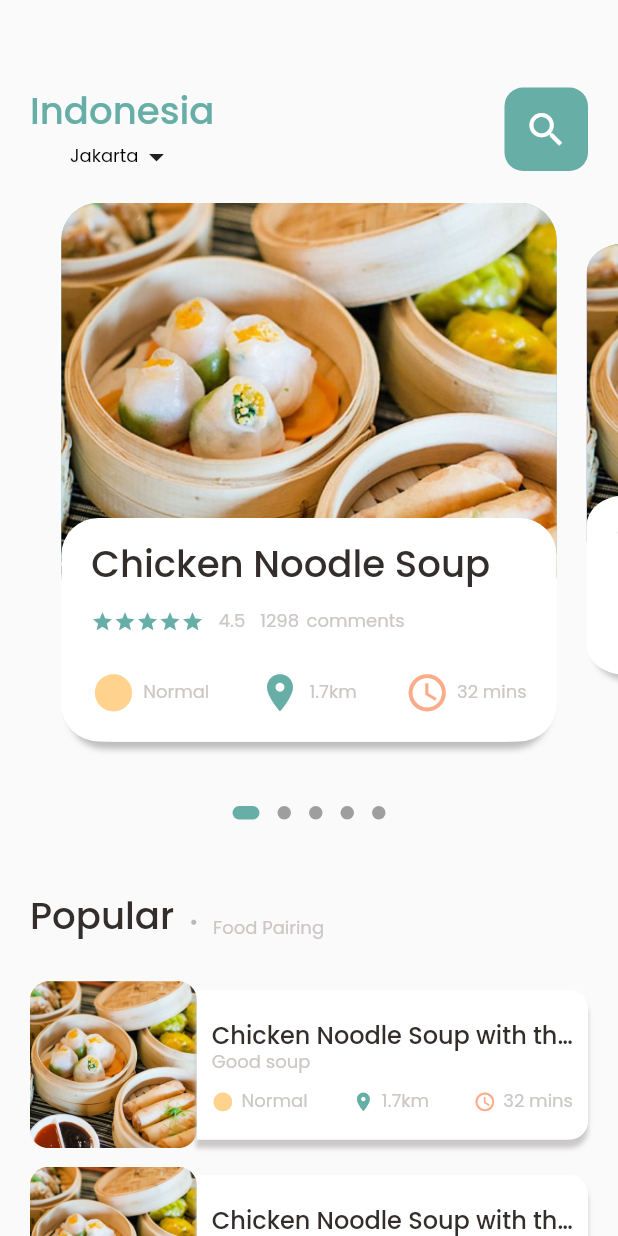
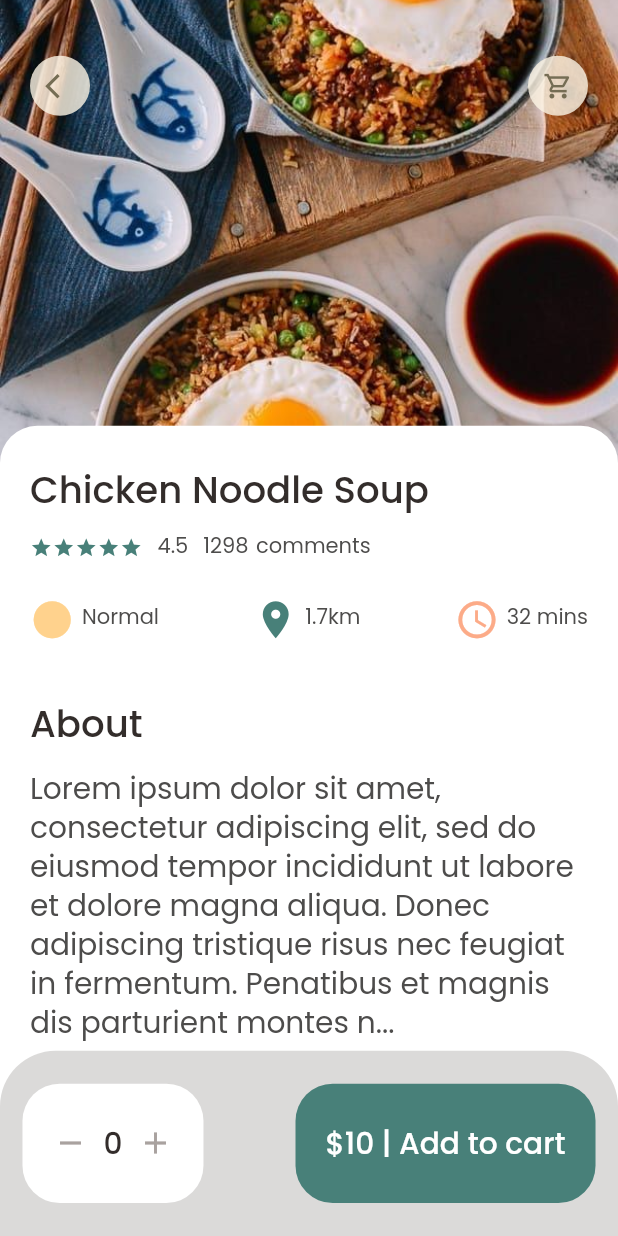
Before and after one commit to nadialvy/delivery-food-app-flutter, a Flutter app: the screen it shows after launch, on a phone screen of 412 x 824 dp. Run offline on Flutter 3.47's test engine with Material 2 defaults, Android fonts, the phone set to English and light mode, and no system bars; drawn by our look-alikes of dots_indicator; our stand-ins replace get.

Commit message:
Detail page on popular food
- pict (hero)
- container section about the food
- button to add to cart
- icon above the ppict (hero)

```diff
--- a/lib/main.dart
+++ b/lib/main.dart
@@ -1,5 +1,7 @@
 import 'package:flutter/material.dart';
-import 'package:food_delivery_app/home%20page/main_food_page.dart';
+import 'package:food_delivery_app/pages/food/popular_food_detail.dart';
+import 'package:food_delivery_app/pages/home%20page/food_page_body.dart';
+import 'package:food_delivery_app/pages/home%20page/main_food_page.dart';
 import 'package:get/get_navigation/src/root/get_material_app.dart';
 
 void main() {
@@ -17,7 +19,7 @@ class MyApp extends StatelessWidget {
       theme: ThemeData(
         primarySwatch: Colors.blue,
       ),
-      home: const MainFoodPage(),
+      home: const PopularFoodDetail(),
     );
   }
 }
--- /dev/null
+++ b/lib/pages/food/popular_food_detail.dart
@@ -0,0 +1,134 @@
+import 'package:flutter/cupertino.dart';
+import 'package:flutter/material.dart';
+import 'package:food_delivery_app/utils/colors.dart';
+import 'package:food_delivery_app/utils/dimension.dart';
+import 'package:food_delivery_app/widgets/app_column.dart';
+import 'package:food_delivery_app/widgets/app_icon.dart';
+import 'package:food_delivery_app/widgets/big_text.dart';
+import 'package:food_delivery_app/widgets/expandable_text_widget.dart';
+import 'package:food_delivery_app/widgets/icon_and_text_widget.dart';
+import 'package:food_delivery_app/widgets/small_text.dart';
+
+class PopularFoodDetail extends StatelessWidget{
+  const PopularFoodDetail({Key? key}) : super(key: key);
+
+  @override
+  Widget build(BuildContext context) {
+    return Scaffold(
+      backgroundColor: Colors.white,
+      body: Stack(
+        children: [
+          Positioned( //img
+            left: 0,
+            right: 0,
+            child: Container(
+              width: double.maxFinite, //take available width
+              height: Dimensions.popFoodImg250,
+              decoration: BoxDecoration(
+                image: DecorationImage(
+                  fit: BoxFit.cover,
+                  image: AssetImage(
+                    "image/food03.jpg"
+                  ),
+                )
+              ),
+            )
+          ),
+          Positioned( //icon widget
+            top: Dimensions.height30,
+            left: Dimensions.width20,
+            right: Dimensions.width20,
+            child: Row(
+              mainAxisAlignment: MainAxisAlignment.spaceBetween,
+              children: [
+                AppIcon(icon: Icons.arrow_back_ios),
+                AppIcon(icon: Icons.shopping_cart_outlined,)
+              ],
+            )
+          ),
+          Positioned( //about
+            right: 0,
+            left: 0,
+            bottom: 0,
+            top: Dimensions.popFoodImg250 - Dimensions.height20,
+            child: Container(
+              padding: EdgeInsets.only(left: Dimensions.width20, right: Dimensions.width20, top: Dimensions.height20),
+              decoration: BoxDecoration(
+                borderRadius: BorderRadius.only(
+                  topLeft: Radius.circular(Dimensions.radius20),
+                  topRight: Radius.circular(Dimensions.radius20)
+                ),
+                color: Colors.white,
+              ),
+              child: Column(
+                crossAxisAlignment: CrossAxisAlignment.start,
+                children: [
+                  AppColumn(text: 'Chicken Noodle Soup'),
+                  SizedBox(height: Dimensions.height30),
+
+                  //about
+                  BigText(paramText: 'About',),
+
+                  SizedBox(height: Dimensions.height10),
+                  // expandable text widget
+                  Expanded(
+                    child: SingleChildScrollView(
+                      child: ExpandableTextWidget(
+                        text: 'Lorem ipsum dolor sit amet, consectetur adipiscing elit, sed do eiusmod tempor incididunt ut labore et dolore magna aliqua. Donec adipiscing tristique risus nec feugiat in fermentum. Penatibus et magnis dis parturient montes nascetur ridiculus mus. Malesuada fames ac turpis egestas integer. In ante metus dictum at tempor commodo ullamcorper a. Congue quisque egestas diam in. Ultricies mi quis hendrerit dolor magna eget est lorem ipsum. Sit amet nisl purus in mollis nunc sed. Feugiat pretium nibh ipsum consequat. Integer vitae justo eget magna fermentum iaculis eu. Massa sed elementum tempus egestas sed sed risus. Ipsum nunc aliquet bibendum enim facilisis. Turpis massa sed elementum tempus. Ac turpis egestas sed tempus urna et pharetra pharetra massa. Sed faucibus turpis in eu mi. Risus at ultrices mi tempus imperdiet nulla malesuada. Vulputate sapien nec sagittis aliquam. Auctor neque vitae tempus quam pellentesque nec nam. Convallis posuere morbi leo urna molestie at elementum eu facilisis. Vel turpis nunc eget lorem. Pellentesque habitant morbi tristique senectus et. Amet massa vitae tortor condimentum lacinia quis. Duis at tellus at urna condimentum. Enim tortor at auctor urna nunc id cursus metus aliquam. Faucibus vitae aliquet nec ullamcorper sit amet risus nullam eget.'
+                      )
+                    )
+                  )
+                ],
+              )
+            )
+          ),
+        ],
+      ),
+      bottomNavigationBar: Container(
+        height: Dimensions.bottomHeightBar,
+        padding: EdgeInsets.only(top: Dimensions.height15, bottom: Dimensions.height15, left: Dimensions.width15, right: Dimensions.width15),
+        decoration: BoxDecoration(
+          borderRadius: BorderRadius.only(
+            topLeft: Radius.circular(Dimensions.radius30),
+            topRight: Radius.circular(Dimensions.radius30)
+          ),
+          color: Color.fromARGB(255, 219, 218, 217)
+        ),
+        child: Row(
+          mainAxisAlignment: MainAxisAlignment.spaceBetween,
+          children: [
+            Container(
+              padding: EdgeInsets.only(top: Dimensions.height20, bottom: Dimensions.height20, left: Dimensions.width20, right: Dimensions.width20),
+              decoration: BoxDecoration(
+                borderRadius: BorderRadius.circular(Dimensions.radius20),
+                color: Colors.white
+              ),
+              child: Row(
+                mainAxisAlignment: MainAxisAlignment.spaceBetween,
+                children: [
+                  Icon(Icons.remove, color: AppColors.signColor,),
+                  SizedBox(width: Dimensions.width10),
+                  BigText(paramText: '0', paramSize: Dimensions.font16,),
+                  SizedBox(width: Dimensions.width10),
+                  Icon(Icons.add, color: AppColors.signColor,)
+                ],
+              ),
+            ),
+            Container(
+              padding: EdgeInsets.only(top: Dimensions.height20, bottom: Dimensions.height20, left: Dimensions.width20, right: Dimensions.width20),
+              decoration: BoxDecoration(
+                color: AppColors.mainColor,
+                borderRadius: BorderRadius.circular(Dimensions.radius20)
+              ),
+              child: BigText(
+                paramText: '\$10 | Add to cart',
+                paramColor: Colors.white,
+                paramSize: Dimensions.font16,
+              ),
+            ),
+          ],
+        ),
+      ),
+    );
+  }
+}
--- a/lib/home page/food_page_body.dart
+++ b/lib/pages/home page/food_page_body.dart
@@ -3,6 +3,7 @@ import 'package:flutter/cupertino.dart';
 import 'package:flutter/material.dart';
 import 'package:food_delivery_app/utils/colors.dart';
 import 'package:food_delivery_app/utils/dimension.dart';
+import 'package:food_delivery_app/widgets/app_column.dart';
 import 'package:food_delivery_app/widgets/big_text.dart';
 import 'package:food_delivery_app/widgets/icon_and_text_widget.dart';
 import 'package:food_delivery_app/widgets/small_text.dart';
@@ -250,47 +251,7 @@ class _FoodPageBodyState extends State<FoodPageBody> {
                 ],
               ),
               //Text Information
-              child: Column(
-                crossAxisAlignment: CrossAxisAlignment.start,
-                children: [
-                  BigText(paramText: 'Chicken Noodle Soup'),
-                  SizedBox(height: Dimensions.height10),
-                  Row(
-                    children: [
-                      Wrap(
-                        children: List.generate(5, (index) => Icon(Icons.star, color: AppColors.mainColor, size: 15,))
-                      ),
-                      SizedBox(width: 10,),
-                      SmallText(paramText: '4.5'),
-                      SizedBox(width: 10,),
-                      SmallText(paramText: '1298'),
-                      SizedBox(width: 5,),
-                      SmallText(paramText: 'comments'),
-                    ],
-                  ),
-                  SizedBox(height: Dimensions.height20,),
-                  Row(
-                    mainAxisAlignment: MainAxisAlignment.spaceBetween,
-                    children: [
-                      IconAndTextWidget(
-                        icon: Icons.circle_sharp,
-                        text: 'Normal',
-                        iconColor: AppColors.iconColor1, iconSize: Dimensions.iconSize24,
-                      ),
-                      IconAndTextWidget(
-                        icon: Icons.location_on,
-                        text: '1.7km',
-                        iconColor: AppColors.mainColor, iconSize: Dimensions.iconSize24,
-                      ),
-                      IconAndTextWidget(
-                        icon: Icons.access_time,
-                        text: '32 mins',
-                        iconColor: AppColors.iconColor2, iconSize: Dimensions.iconSize24,
-                      ),
-                    ],
-                  )
-                ],
-              ),
+              child: AppColumn(text: 'Chicken Noodle Soup',)
             ),
           ),
         ],
--- a/lib/home page/main_food_page.dart
+++ b/lib/pages/home page/main_food_page.dart
@@ -1,12 +1,12 @@
 // ignore_for_file: prefer_const_constructors
 
-import 'package:flutter/cupertino.dart';
 import 'package:flutter/material.dart';
-import 'package:food_delivery_app/home%20page/food_page_body.dart';
+import 'package:food_delivery_app/pages/home%20page/food_page_body.dart';
 import 'package:food_delivery_app/utils/colors.dart';
 import 'package:food_delivery_app/utils/dimension.dart';
 import 'package:food_delivery_app/widgets/big_text.dart';
 import 'package:food_delivery_app/widgets/small_text.dart';
+
 
 class MainFoodPage extends StatefulWidget{
   const MainFoodPage({Key? key}) : super(key: key);
--- a/lib/utils/colors.dart
+++ b/lib/utils/colors.dart
@@ -2,7 +2,7 @@ import 'dart:ui';
 
 class AppColors{
   static const Color textColor = Color(0xFFccc7c5);
-  static const Color mainColor = Color.fromARGB(255, 103, 174, 166);
+  static const Color mainColor = Color.fromARGB(255, 72, 128, 121);
   static const Color iconColor1 = Color(0xFFffd28d);
   static const Color iconColor2 = Color(0xFFfcab88);
   static const Color paraColor = Color(0xFF8f837f);
--- a/lib/utils/dimension.dart
+++ b/lib/utils/dimension.dart
@@ -30,20 +30,25 @@ class Dimensions {
   static double width45 = screenWidth/9.15;
 
   // 667 / 20 = 33.35
+  static double font16 = screenHeight/41.7;
   static double font18 = screenHeight/33.3;
+  static double font22 = screenHeight/30.3;
+
   static double radius20 = screenHeight/33.3;
   static double radius10 = screenHeight/66.7;
   static double radius30 = screenHeight/22.2;
 
   static double iconSize24 = screenHeight/27.8;
+  static double iconSize16 = screenHeight/41.7;
   static double iconSize12 = screenHeight/55.6;
 
   //image
   static double image90 = screenHeight / 7.41;
-
+  static double popFoodImg250 = screenHeight / 2.67;
   //detail image
 
-
+  //bottom height
+  static double bottomHeightBar = screenHeight / 6.67;
 
 
 
--- /dev/null
+++ b/lib/widgets/app_column.dart
@@ -0,0 +1,60 @@
+import 'package:flutter/cupertino.dart';
+import 'package:flutter/material.dart';
+import 'package:food_delivery_app/utils/colors.dart';
+import 'package:food_delivery_app/utils/dimension.dart';
+import 'package:food_delivery_app/widgets/big_text.dart';
+import 'package:food_delivery_app/widgets/icon_and_text_widget.dart';
+import 'package:food_delivery_app/widgets/small_text.dart';
+
+class AppColumn extends StatelessWidget{
+  final String text;
+
+  const AppColumn({Key? key, required this.text}) : super(key: key);
+
+  @override
+  Widget build(BuildContext context) {
+    return Column(
+      crossAxisAlignment: CrossAxisAlignment.start,
+      children: [
+        BigText(paramText: text,),
+        SizedBox(height: Dimensions.height10),
+        Row(
+          children: [
+            Wrap(
+              children: List.generate(5, (index) => Icon(Icons.star, color: AppColors.mainColor, size: 15,))
+            ),
+            SizedBox(width: 10,),
+            SmallText(paramText: '4.5'),
+            SizedBox(width: 10,),
+            SmallText(paramText: '1298'),
+            SizedBox(width: 5,),
+            SmallText(paramText: 'comments'),
+          ],
+        ),
+        SizedBox(height: Dimensions.height20,),
+        Row(
+          mainAxisAlignment: MainAxisAlignment.spaceBetween,
+          children: [
+            IconAndTextWidget(
+              icon: Icons.circle_sharp,
+              text: 'Normal',
+              iconColor: AppColors.iconColor1, iconSize: Dimensions.iconSize24,
+            ),
+            IconAndTextWidget(
+              icon: Icons.location_on,
+              text: '1.7km',
+              iconColor: AppColors.mainColor, iconSize: Dimensions.iconSize24,
+            ),
+            IconAndTextWidget(
+              icon: Icons.access_time,
+              text: '32 mins',
+              iconColor: AppColors.iconColor2, iconSize: Dimensions.iconSize24,
+            ),
+          ],
+        )
+      ],
+    );
+  }
+
+
+}
--- /dev/null
+++ b/lib/widgets/app_icon.dart
@@ -0,0 +1,35 @@
+import 'package:flutter/cupertino.dart';
+import 'package:food_delivery_app/utils/dimension.dart';
+
+class AppIcon extends StatelessWidget{
+  final IconData icon;
+  final Color backgroudColor;
+  final Color iconColor;
+  final double size;
+
+  const AppIcon({
+    Key? key,
+    required this.icon,
+    this.backgroudColor = const Color.fromARGB(206, 252, 244, 228),
+    this.iconColor = const Color(0xFF756d54),
+    this.size = 40
+    }) : super(key: key);
+
+
+  @override
+  Widget build(BuildContext context) {
+    return Container(
+      width: size,
+      height: size,
+      decoration: BoxDecoration(
+        borderRadius: BorderRadius.circular(size/2),
+        color: backgroudColor
+      ),
+      child: Icon(
+        icon,
+        color: iconColor,
+        size: Dimensions.iconSize16,
+      ),
+    );
+  }
+}
--- /dev/null
+++ b/lib/widgets/expandable_text_widget.dart
@@ -0,0 +1,74 @@
+import 'package:flutter/cupertino.dart';
+import 'package:flutter/material.dart';
+import 'package:food_delivery_app/utils/colors.dart';
+import 'package:food_delivery_app/utils/dimension.dart';
+import 'package:food_delivery_app/widgets/small_text.dart';
+
+class ExpandableTextWidget extends StatefulWidget{
+  final String text;
+
+  const ExpandableTextWidget({Key? key, required this.text}) : super(key: key);
+
+  @override
+  State<ExpandableTextWidget> createState() => _ExpandableTextWidgetState();
+}
+
+class _ExpandableTextWidgetState extends State<ExpandableTextWidget> {
+  late String firstHalf;
+  late String secondHalf;
+
+  bool hiddenText = true;
+  double textHeight = Dimensions.screenHeight / 3.63; //if total text is more than 200, we'll hide the rest of the text
+
+  @override
+  void initState(){
+    super.initState();
+    //check length of text that passed
+
+    //if length of text is > 200, then split the whole text into 2 section
+    if(widget.text.length > textHeight){
+      firstHalf = widget.text.substring(0, textHeight.toInt());
+      secondHalf = widget.text.substring(textHeight.toInt() + 1, widget.text.length);
+    }else {
+      firstHalf = widget.text;
+      secondHalf = "";
+    }
+  }
+
+  @override
+  Widget build(BuildContext context) {
+    return Container(
+      child: secondHalf.isEmpty? SmallText(paramText: firstHalf) : Column(
+        children: [
+          //first half
+          SmallText(
+            paramText: hiddenText? ("$firstHalf...") : (firstHalf + secondHalf),
+            paramSize: Dimensions.font16,
+            paramHeight: 1.3,
+          ),
+          SizedBox(height: Dimensions.height10,),
+          //button
+          InkWell(
+            onTap: (){
+              setState(() {
+                hiddenText = !hiddenText;
+              });
+            },
+            child: Row(
+              children: [
+                SmallText(
+                  paramText: hiddenText? 'Show more' : 'Show less',
+                  paramColor: AppColors.mainColor
+                ),
+                Icon(
+                  hiddenText? Icons.arrow_drop_down : Icons.arrow_drop_up,
+                  color: AppColors.mainColor
+                )
+              ],
+            ),
+          ),
+        ],
+      ),
+    );
+  }
+}
--- a/lib/widgets/small_text.dart
+++ b/lib/widgets/small_text.dart
@@ -9,9 +9,9 @@ class SmallText extends StatelessWidget{
 
   SmallText({
     Key? key,
-    this.paramColor = const Color(0xFFccc7c5), //default color
+    this.paramColor = const Color.fromARGB(255, 77, 76, 75), //default color
     required this.paramText,
-    this.paramSize = 12,
+    this.paramSize = 14,
     this.paramHeight = 1.1
   }) : super(key: key);
 
```
